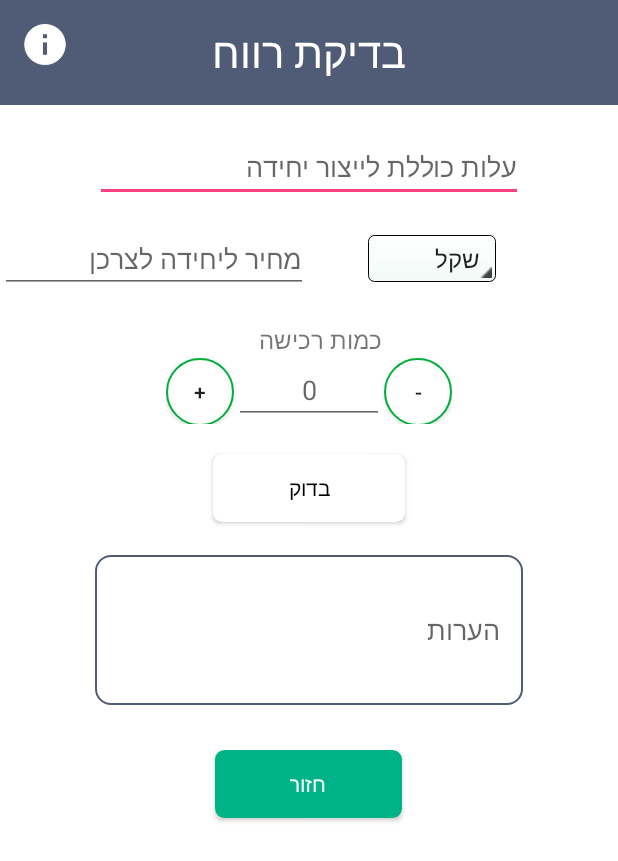
After one commit to moranmo29/Final_Project, an Android app: the AddPriceCheck screen opened directly, with no data from a screen before it, on a phone screen of 412 x 824 dp. The commit adds this screen. Shown: the top 861 px of the screen. Run offline under Robolectric (Android 15) with nearby library versions, the phone set to English and light mode, and no system bars.

Commit message:
add price activity

```diff
--- a/app/src/main/AndroidManifest.xml
+++ b/app/src/main/AndroidManifest.xml
@@ -30,7 +30,10 @@
         <activity android:name=".ToDo" />
         <activity android:name=".AddToDo" />
         <activity android:name=".Barcode" />
-        <activity android:name=".AddBarcode"></activity>
+        <activity android:name=".AddBarcode" />
+        <activity android:name=".Price" />
+        <activity android:name=".AddPrice" />
+        <activity android:name=".AddPriceCheck"></activity>
     </application>
 
 </manifest>
--- /dev/null
+++ b/app/src/main/java/com/moran/myd/AddPriceCheck.java
@@ -0,0 +1,57 @@
+package com.moran.myd;
+
+import android.content.Intent;
+import android.support.v7.app.AppCompatActivity;
+import android.os.Bundle;
+import android.view.View;
+import android.widget.AdapterView;
+import android.widget.ArrayAdapter;
+import android.widget.Button;
+import android.widget.Spinner;
+
+public class AddPriceCheck extends AppCompatActivity implements AdapterView.OnItemSelectedListener {
+
+    Spinner priceTypeCoin;
+    Button backBtn;
+
+    @Override
+    protected void onCreate(Bundle savedInstanceState) {
+        super.onCreate(savedInstanceState);
+        setContentView(R.layout.activity_add_price_check);
+
+        priceTypeCoin = (Spinner)findViewById(R.id.price_unit_spinner);
+        backBtn = (Button)findViewById(R.id.back_btn);
+
+           /*Manage the data - the adapter will put data inside the spinner
+        android.R.layout.simple_spinner_item contain a TextView that is repeated to form the List structure  */
+        ArrayAdapter adapterTypeCoin = ArrayAdapter.createFromResource(this, R.array.priceTypeCoinSpinner, android.R.layout.simple_spinner_item);
+
+
+        priceTypeCoin.setAdapter(adapterTypeCoin);
+        priceTypeCoin.setOnItemSelectedListener(this);
+
+        backBtn.setOnClickListener(new View.OnClickListener() {
+            @Override
+            public void onClick(View view) {
+                moveToPrice();
+            }
+        });
+
+    }
+
+    @Override
+    public void onItemSelected(AdapterView<?> adapterView, View view, int i, long l) {
+        // TextView myText = (TextView) view;
+        // Toast.makeText(this, "you selected:" + myText.getText(), Toast.LENGTH_SHORT).show();
+    }
+
+    @Override
+    public void onNothingSelected(AdapterView<?> adapterView) {
+
+    }
+
+    public void moveToPrice(){
+        Intent i = new Intent(AddPriceCheck.this, Price.class);
+        startActivity(i);
+    }
+}
--- a/app/src/main/java/com/moran/myd/MainMenu.java
+++ b/app/src/main/java/com/moran/myd/MainMenu.java
@@ -58,6 +58,8 @@ public class MainMenu extends AppCompatActivity {
                         startActivity(i);
                         break;
                     case 6:
+                        i = new Intent(MainMenu.this,Price.class);
+                        startActivity(i);
                         break;
                     case 7:
                         break;
--- /dev/null
+++ b/app/src/main/res/drawable/oval_sec.xml
@@ -0,0 +1,4 @@
+<?xml version="1.0" encoding="utf-8"?>
+<shape xmlns:android="http://schemas.android.com/apk/res/android" android:shape="oval" >
+    <solid android:color="#1B5E20"></solid>
+</shape>
--- /dev/null
+++ b/app/src/main/res/layout/activity_add_price_check.xml
@@ -0,0 +1,195 @@
+<?xml version="1.0" encoding="utf-8"?>
+<RelativeLayout xmlns:android="http://schemas.android.com/apk/res/android"
+    xmlns:app="http://schemas.android.com/apk/res-auto"
+    xmlns:tools="http://schemas.android.com/tools"
+    android:id="@+id/activity_add_price_check"
+    android:layout_width="match_parent"
+    android:layout_height="match_parent"
+    android:background="#FFFFFF"
+    tools:context="com.moran.myd.AddPriceCheck">
+
+    <LinearLayout
+        android:layout_width="match_parent"
+        android:layout_height="70dp"
+        android:layout_centerHorizontal="true"
+        android:background="#505C76"
+        android:orientation="vertical"
+        android:textAlignment="center" />
+
+    <TextView
+        android:id="@+id/addPriceCheckText"
+        android:layout_width="match_parent"
+        android:layout_height="wrap_content"
+        android:layout_alignParentLeft="true"
+        android:layout_alignParentStart="true"
+        android:layout_marginBottom="19dp"
+        android:padding="15dp"
+        android:text="@string/add_price_check_title"
+        android:textAlignment="center"
+        android:textColor="@android:color/white"
+        android:textSize="28sp" />
+
+    <LinearLayout
+        android:layout_width="match_parent"
+        android:layout_height="400dp"
+        android:layout_alignParentLeft="true"
+        android:layout_alignParentStart="true"
+        android:layout_below="@+id/addPriceCheckText"
+        android:orientation="vertical"
+        android:weightSum="1">
+
+
+        <EditText
+            android:id="@+id/add_total_cost_product"
+            android:layout_width="285dp"
+            android:layout_height="wrap_content"
+            android:layout_gravity="center"
+            android:layout_weight="0.10"
+            android:ems="10"
+            android:hint="@string/price_total_cost_product"
+            android:inputType="numberDecimal"
+            android:maxLines="1" />
+
+        <LinearLayout
+            android:layout_width="match_parent"
+            android:layout_height="wrap_content"
+            android:layout_marginTop="15dp"
+            android:orientation="horizontal"
+            android:weightSum="1">
+
+            <EditText
+                android:id="@+id/addPriceCostToCustomer"
+                android:layout_width="205dp"
+                android:layout_height="wrap_content"
+                android:layout_marginRight="40dp"
+                android:ems="10"
+                android:hint="@string/price_for_unit_customer"
+                android:inputType="numberDecimal" />
+
+            <Spinner
+                android:id="@+id/price_unit_spinner"
+                android:layout_width="85dp"
+                android:layout_height="31dp"
+                android:layout_gravity="center"
+                android:background="@drawable/gradient_spinner"
+                android:textAlignment="center" />
+
+        </LinearLayout>
+
+        <TextView
+            android:id="@+id/TakeQuantityUnit"
+            android:layout_width="97dp"
+            android:layout_height="wrap_content"
+            android:layout_gravity="center"
+            android:layout_marginTop="20dp"
+            android:ems="10"
+            android:text="@string/sold_quantity_unit"
+            android:textSize="16sp" />
+
+
+        <LinearLayout
+            android:layout_width="wrap_content"
+            android:layout_height="wrap_content"
+            android:layout_gravity="center"
+            android:orientation="horizontal">
+
+            <Button
+                android:id="@+id/button_plus"
+                android:layout_width="45dp"
+                android:layout_height="45dp"
+                android:background="@drawable/button_plus_minus"
+                android:text="@string/plus_counter" />
+
+
+            <EditText
+                android:id="@+id/priceMinimumQuantity"
+                android:layout_width="100dp"
+                android:layout_height="wrap_content"
+                android:gravity="center"
+                android:hint="@string/init_zero_value"
+                android:inputType="number"></EditText>
+
+            <Button
+                android:id="@+id/button_minus"
+                android:layout_width="45dp"
+                android:layout_height="45dp"
+                android:background="@drawable/button_plus_minus"
+                android:text="@string/minus_counter" />
+
+
+        </LinearLayout>
+
+
+        <RelativeLayout
+            android:layout_width="match_parent"
+            android:layout_height="wrap_content"
+            android:layout_gravity="center"
+            android:layout_weight="0.37">
+
+            <Button
+                android:id="@+id/add_price_check_btn"
+                android:layout_width="wrap_content"
+                android:layout_height="45dp"
+                android:layout_alignParentTop="true"
+                android:layout_centerHorizontal="true"
+                android:layout_marginTop="20dp"
+                android:background="@drawable/buttonshape"
+                android:backgroundTint="#FFFFFF"
+                android:paddingLeft="50dp"
+                android:paddingRight="50dp"
+                android:text="@string/check_btn"
+                android:textColor="#000000" />
+
+            <EditText
+                android:id="@+id/priceComments"
+                android:layout_width="285dp"
+                android:layout_height="100dp"
+                android:layout_below="@+id/add_price_check_btn"
+                android:layout_centerHorizontal="true"
+                android:layout_gravity="center"
+                android:layout_marginTop="22dp"
+                android:layout_weight="0.11"
+                android:background="@drawable/rounded_border_edittext"
+                android:hint="@string/price_comments"
+                android:padding="15dp" />
+        </RelativeLayout>
+
+    </LinearLayout>
+
+    <ImageButton
+        android:id="@+id/information_btn"
+        android:layout_width="35dp"
+        android:layout_height="35dp"
+        android:layout_alignParentLeft="true"
+        android:layout_alignParentStart="true"
+        android:layout_alignParentTop="true"
+        android:layout_marginLeft="12dp"
+        android:layout_marginStart="12dp"
+        android:layout_marginTop="12dp"
+        android:background="#505C76"
+        android:scaleType="fitXY"
+        app:srcCompat="@drawable/infor" />
+
+    <RelativeLayout
+        android:layout_width="match_parent"
+        android:layout_height="100dp"
+        android:layout_alignParentLeft="true"
+        android:layout_alignParentStart="true"
+        android:layout_alignParentTop="true"
+        android:layout_marginTop="500dp">
+
+        <Button
+            android:id="@+id/back_btn"
+            android:layout_width="wrap_content"
+            android:layout_height="45dp"
+            android:layout_alignParentTop="true"
+            android:layout_centerHorizontal="true"
+            android:background="@drawable/buttonshape"
+            android:backgroundTint="#00B386"
+            android:paddingLeft="50dp"
+            android:paddingRight="50dp"
+            android:text="@string/return_btn"
+            android:textColor="#FFFFFF" />
+    </RelativeLayout>
+
+</RelativeLayout>
--- a/app/src/main/res/values/strings.xml
+++ b/app/src/main/res/values/strings.xml
@@ -107,5 +107,28 @@
     <string name="bracode_product_name">שם המוצר</string>
     <string name="barcode_country">מדינה</string>
 
+    <!--Price Activity-->
+    <string name="price_title">מחירון</string>
+
+    <string name="add_price_title">עריכת מחירון</string>
+    <string name="price_product_name">שם המוצר</string>
+    <string name="price_for_unit">מחיר ליחידה</string>
+    <string name="price_type_coin">סוג מטבע</string>
+    <string-array name="priceTypeCoinSpinner">
+        <item>שקל</item>
+        <item>דולר</item>
+        <item>יורו</item>
+        <item>אחר</item>
+    </string-array>
+    <string name="min_quantity_unit">כמות מינימלית</string>
+    <string name="price_comments">הערות</string>
+
+    <string name="add_price_check_title">בדיקת רווח</string>
+    <string name="price_total_cost_product">עלות כוללת לייצור יחידה</string>
+    <string name="price_for_unit_customer">מחיר ליחידה לצרכן</string>
+    <string name="sold_quantity_unit">כמות רכישה</string>
+    <string name="return_btn">חזור</string>
+    <string name="check_btn">בדוק</string>
+
 
 </resources>
```
Also changed, not shown: app/src/main/java/com/moran/myd/AddPrice.java (added, +57 -0 lines), app/src/main/java/com/moran/myd/Price.java (added, +59 -0 lines), app/src/main/res/layout/activity_add_price.xml (added, +200 -0 lines), app/src/main/res/layout/activity_price.xml (added, +90 -0 lines), app/src/main/res/mipmap-mdpi/check_price.png (added).
